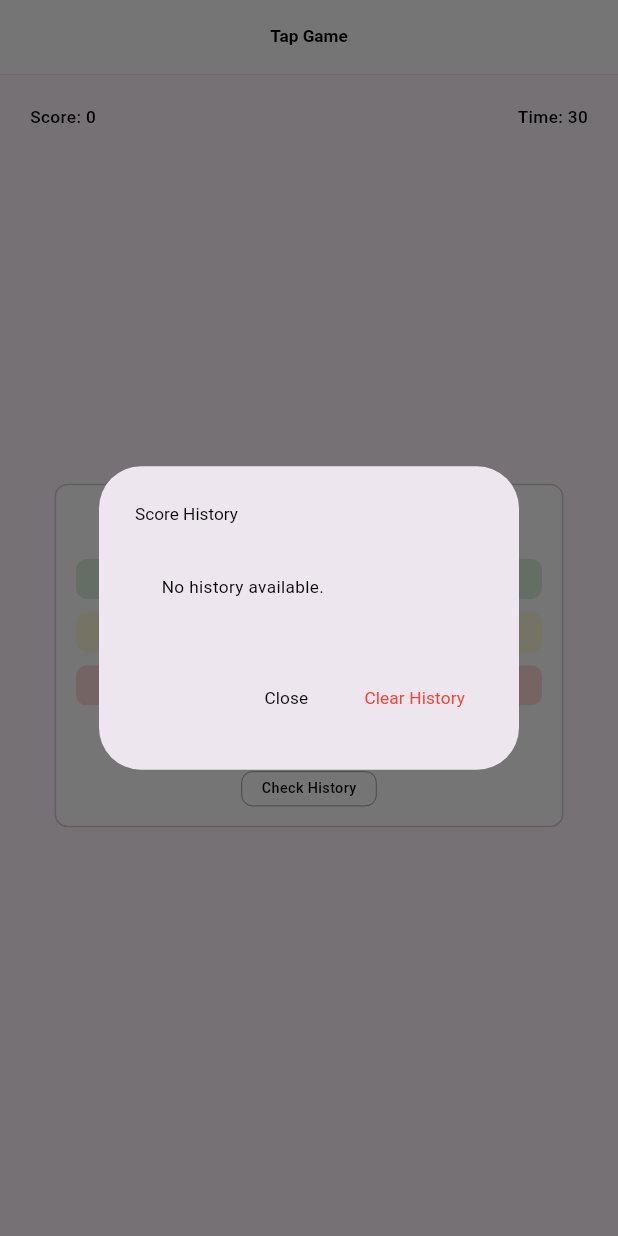
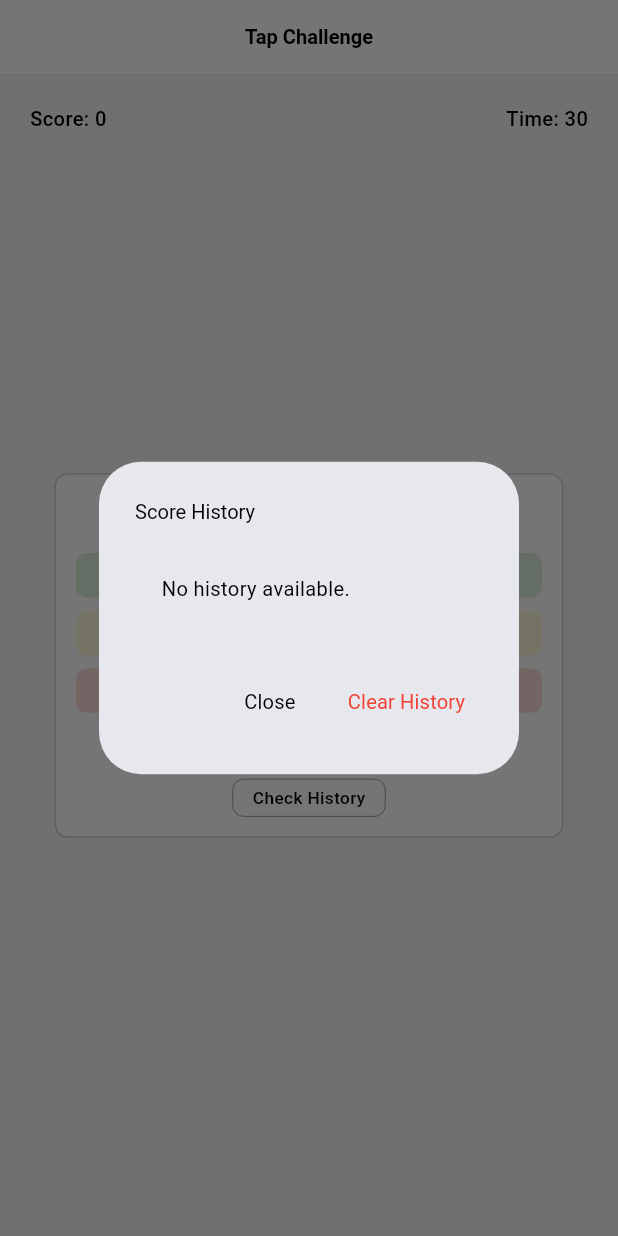
Before and after one commit to yenyichau/panda_test_ios, a Flutter app: the screen it shows after launch, after a tap on "Check History", on a phone screen of 412 x 824 dp. Run offline on Flutter 3.47's test engine with Material 3 defaults, Android fonts, the phone set to English and light mode, and no system bars; our stand-ins replace extended_image, flutter_screenutil, flutter_svg, shared_preferences, shimmer; missing offline and left inert: flutter_inappwebview; network calls fail.

Commit message:
- updated

```diff
--- a/lib/components/app_bar_widget.dart
+++ b/lib/components/app_bar_widget.dart
@@ -68,7 +68,7 @@ class _AppBarWidgetState extends State<AppBarWidget> {
                         widget.text!,
                         color: widget.textColor ?? Colors.black,
                         fontWeight: FontWeight.w600,
-                        fontSize: widget.textSize ?? kFont12,
+                        fontSize: widget.textSize ?? kFont14,
                       )
                     : widget.title,
                 leading: widget.leading ?? const SizedBox.shrink(),
--- a/lib/components/app_button.dart
+++ b/lib/components/app_button.dart
@@ -85,7 +85,7 @@ class AppButton extends StatelessWidget {
                   ),
                 AppText(
                   text ?? "",
-                  fontSize: textSize ?? kFont12,
+                  fontSize: textSize ?? kFont14,
                   fontWeight: fontWeight ?? FontWeight.w500,
                   color:
                       onTap != null ? textColor ?? Colors.black : Colors.white,
--- a/lib/components/app_text.dart
+++ b/lib/components/app_text.dart
@@ -58,7 +58,7 @@ class AppText extends StatelessWidget {
   Widget textWidget(BuildContext ctx) {
     TextStyle textModeTextStyle = TextStyle(
       color: Colors.black,
-      fontSize: kFont12.sp,
+      fontSize: kFont14.sp,
       fontWeight: FontWeight.normal,
     );
 
--- a/lib/main.dart
+++ b/lib/main.dart
@@ -27,9 +27,9 @@ class _MyAppState extends State<MyApp> {
       },
       child: MaterialApp(
         debugShowCheckedModeBanner: false,
-        title: 'Flutter Demo',
+        title: 'Tap Challenge',
         theme: ThemeData(
-          colorScheme: ColorScheme.fromSeed(seedColor: Colors.deepPurple),
+          colorScheme: ColorScheme.fromSeed(seedColor: Colors.blue),
           useMaterial3: true,
         ),
         home: const MainPage(),
--- a/lib/pages/game_page.dart
+++ b/lib/pages/game_page.dart
@@ -107,8 +107,9 @@ class _GamePageState extends State<GamePage> {
   @override
   Widget build(BuildContext context) {
     return Scaffold(
+      backgroundColor: Colors.white,
       appBar: AppBarWidget(
-        text: 'Tap Game',
+        text: 'Tap Challenge',
         centerTitle: true,
         actions: [
           if (gameStarted)
@@ -124,7 +125,7 @@ class _GamePageState extends State<GamePage> {
                     child: const Center(
                       child: AppText(
                         "Forfeit",
-                        fontSize: kFont12,
+                        fontSize: kFont14,
                       ),
                     ),
                   ),
@@ -133,7 +134,9 @@ class _GamePageState extends State<GamePage> {
             ),
         ],
       ),
-      body: Stack(
+      body: Container(
+        color: Colors.grey.withOpacity(0.1),
+        child: Stack(
           children: [
             if (gameStarted)
               Positioned(
@@ -142,8 +145,8 @@ class _GamePageState extends State<GamePage> {
                 child: GestureDetector(
                   onTap: onTargetTapped,
                   child: Container(
-                  width: 50,
-                  height: 50,
+                    width: 50.fh,
+                    height: 50.fh,
                     decoration: const BoxDecoration(
                       color: Colors.red,
                       shape: BoxShape.circle,
@@ -154,7 +157,8 @@ class _GamePageState extends State<GamePage> {
             if (!gameStarted)
               Center(
                 child: Container(
-                margin: EdgeInsets.symmetric(horizontal: AppSize.width * 0.1).r,
+                  margin:
+                      EdgeInsets.symmetric(horizontal: AppSize.width * 0.1).r,
                   padding: const EdgeInsets.all(kHorizontalPadding).r,
                   decoration: BoxDecoration(
                     color: Colors.white,
@@ -194,7 +198,7 @@ class _GamePageState extends State<GamePage> {
                           AppButton(
                             onTap: _showHistoryDialog,
                             text: "Check History",
-                          textSize: kFont10,
+                            textSize: kFont12,
                             borderColor: Colors.grey,
                             padding: const EdgeInsets.symmetric(
                                     horizontal: kHorizontalPadding, vertical: 5)
@@ -224,6 +228,7 @@ class _GamePageState extends State<GamePage> {
             ),
           ],
         ),
+      ),
     );
   }
 
@@ -248,7 +253,7 @@ class _GamePageState extends State<GamePage> {
                 )
               : SizedBox(
                   height: AppSize.height * 0.6,
-                  width: AppSize.width * 0.5,
+                  width: AppSize.width * 0.7,
                   child: ListView.separated(
                     itemCount: scoreHistory.length,
                     itemBuilder: (context, index) {
@@ -264,7 +269,7 @@ class _GamePageState extends State<GamePage> {
                         subtitle: AppText(
                           formattedDate,
                           color: Colors.grey,
-                          fontSize: kFont10,
+                          fontSize: kFont12,
                         ),
                       );
                     },
--- a/lib/pages/main_page.dart
+++ b/lib/pages/main_page.dart
@@ -1,3 +1,4 @@
+import 'package:test_ios/components/app_image.dart';
 import 'package:test_ios/imports.dart';
 import 'game_page.dart';
 import 'home_page.dart';
@@ -30,12 +31,15 @@ class _MainPageState extends State<MainPage> {
   }
 
   Widget loading() {
-    return const SafeArea(
-      child: Scaffold(
-        extendBody: true,
-        backgroundColor: Colors.white,
-        body: Center(
-          child: CircularProgressIndicator(),
+    return Scaffold(
+      extendBody: true,
+      backgroundColor: Colors.white,
+      body: Center(
+        child: AppImage.asset(
+          width: 150.fh,
+          height: 150.fh,
+          name: "assets/images/logo.png",
+          radius: 10,
         ),
       ),
     );
```
Also changed, not shown: assets/images/bg.jpg (deleted), assets/images/nontarget1.png (deleted), assets/images/nontarget2.png (deleted), assets/images/nontarget3.png (deleted), assets/images/target1.png (deleted), assets/images/target2.png (deleted), assets/images/target3.png (deleted). Lines whose indentation alone changed are shown as unchanged.
